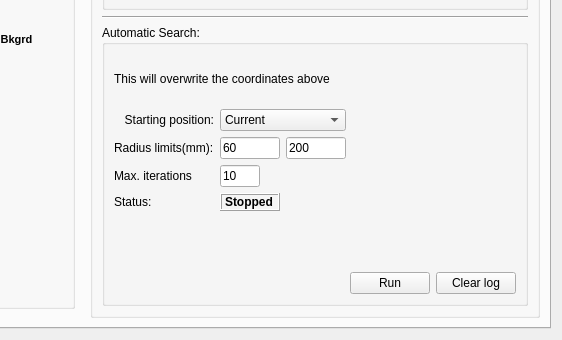
Above: Code/Mantid/MantidQt/CustomInterfaces/inc/MantidQtCustomInterfaces/SANSRunWindow.ui from mantidproject/mantid before the change; both pictures show x 388 to 950 and y 205 to 545 of the 950 by 545 pixel window. Below: the same form after it.
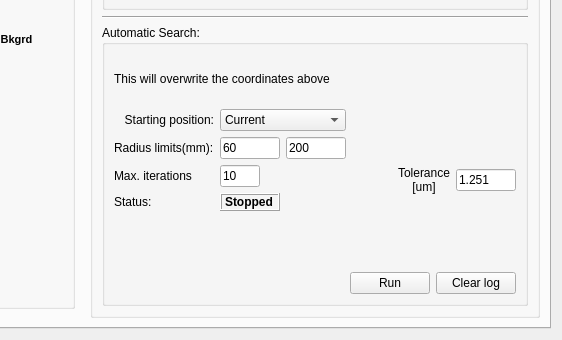
That is the form after the change. The open tabs and pages were chosen to show the change. Custom widgets are drawn as their Qt base class.

Commit message:
Export the tolerance option to GUI SANS interface
re #7824

Diff of the .ui file:
```diff
--- a/Code/Mantid/MantidQt/CustomInterfaces/inc/MantidQtCustomInterfaces/SANSRunWindow.ui
+++ b/Code/Mantid/MantidQt/CustomInterfaces/inc/MantidQtCustomInterfaces/SANSRunWindow.ui
@@ -3154,12 +3154,60 @@
                  </property>
                  <property name="sizeHint" stdset="0">
                   <size>
-                   <width>40</width>
+                   <width>10</width>
                    <height>20</height>
                   </size>
                  </property>
                 </spacer>
                </item>
+               <item>
+                <layout class="QVBoxLayout" name="verticalLayout_4">
+                 <item>
+                  <spacer name="verticalSpacer_2">
+                   <property name="orientation">
+                    <enum>Qt::Vertical</enum>
+                   </property>
+                   <property name="sizeType">
+                    <enum>QSizePolicy::Preferred</enum>
+                   </property>
+                   <property name="sizeHint" stdset="0">
+                    <size>
+                     <width>20</width>
+                     <height>40</height>
+                    </size>
+                   </property>
+                  </spacer>
+                 </item>
+                 <item>
+                  <layout class="QHBoxLayout" name="horizontalLayout_8">
+                   <item>
+                    <widget class="QLabel" name="label_14">
+                     <property name="text">
+                      <string>Tolerance 
+[um]</string>
+                     </property>
+                     <property name="alignment">
+                      <set>Qt::AlignCenter</set>
+                     </property>
+                    </widget>
+                   </item>
+                   <item>
+                    <widget class="QLineEdit" name="toleranceLineEdit">
+                     <property name="maximumSize">
+                      <size>
+                       <width>60</width>
+                       <height>16777215</height>
+                      </size>
+                     </property>
+                     <property name="text">
+                      <string>1.251</string>
+                     </property>
+                    </widget>
+                   </item>
+                  </layout>
+                 </item>
+                </layout>
+               </item>
               </layout>
              </item>
              <item>
```
The commit also changes 1 other file.
